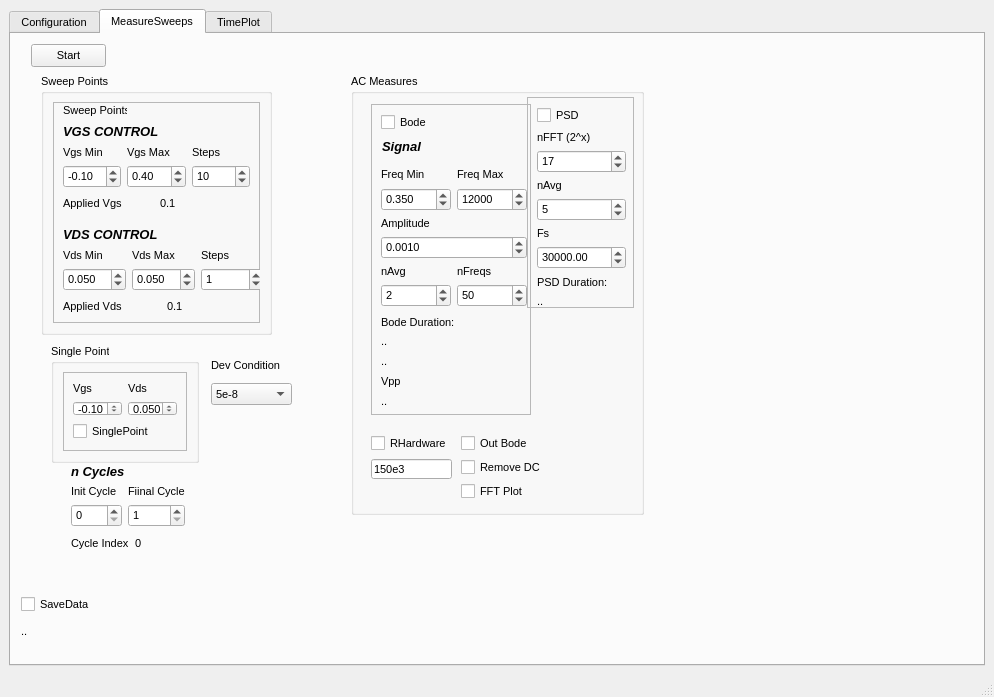
Old version of the form PyGFET/GuiMeasure/GuiCharact.ui in the repository aguimera/PyGFET.
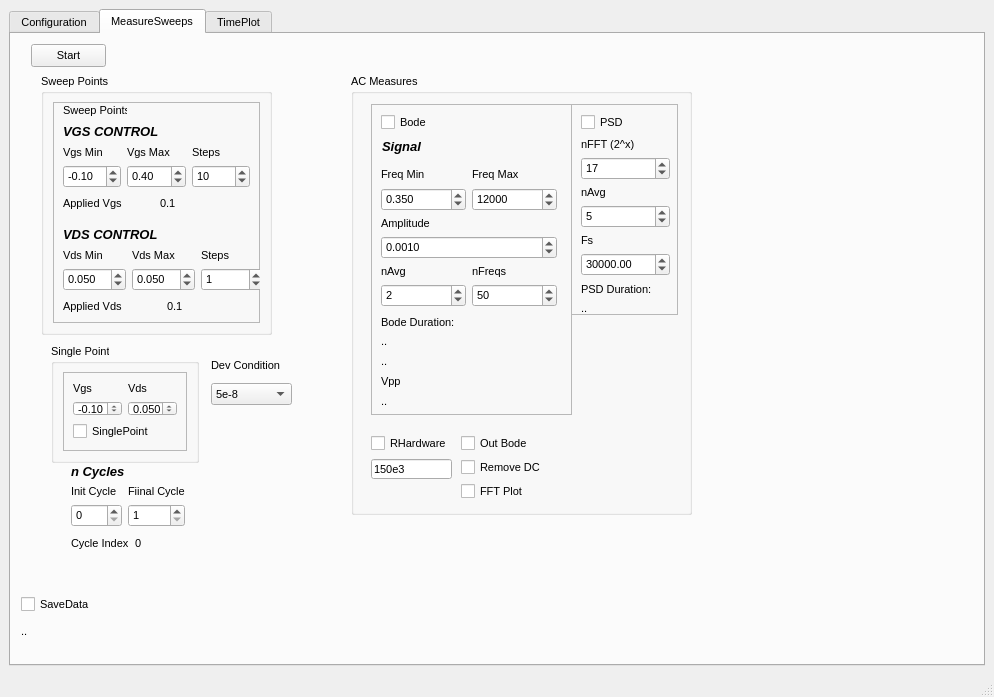
New version of the form. The open tabs and pages were chosen to show the change.

Commit message: freq min over 10 Hz

```diff
--- a/PyGFET/GuiMeasure/GuiCharact.ui
+++ b/PyGFET/GuiMeasure/GuiCharact.ui
@@ -1280,7 +1280,7 @@
          <rect>
           <x>340</x>
           <y>40</y>
-          <width>293</width>
+          <width>341</width>
           <height>441</height>
          </rect>
         </property>
@@ -1292,7 +1292,7 @@
           <rect>
            <x>20</x>
            <y>30</y>
-           <width>160</width>
+           <width>201</width>
            <height>311</height>
           </rect>
          </property>
@@ -1374,7 +1374,7 @@
            <rect>
             <x>10</x>
             <y>62</y>
-            <width>146</width>
+            <width>176</width>
             <height>141</height>
            </rect>
           </property>
@@ -1395,6 +1395,9 @@
                  <property name="decimals">
                   <number>3</number>
                  </property>
+                 <property name="maximum">
+                  <double>1000000.000000000000000</double>
+                 </property>
                  <property name="singleStep">
                   <double>0.010000000000000</double>
                  </property>
@@ -1527,8 +1530,8 @@
         <widget class="QFrame" name="frame_2">
          <property name="geometry">
           <rect>
-           <x>176</x>
-           <y>23</y>
+           <x>220</x>
+           <y>30</y>
            <width>107</width>
            <height>211</height>
           </rect>
```
Left out of the diff: 2 changed lines with no effect on the pictures.
